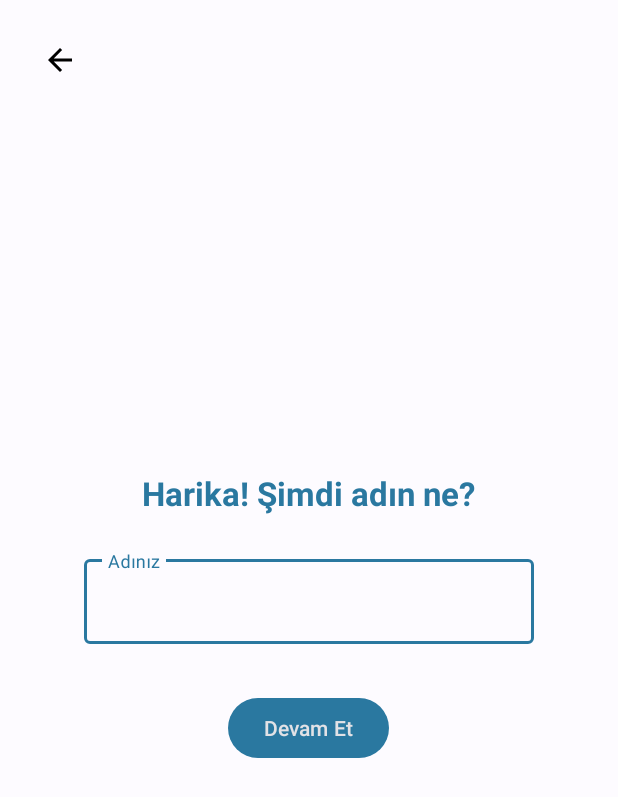
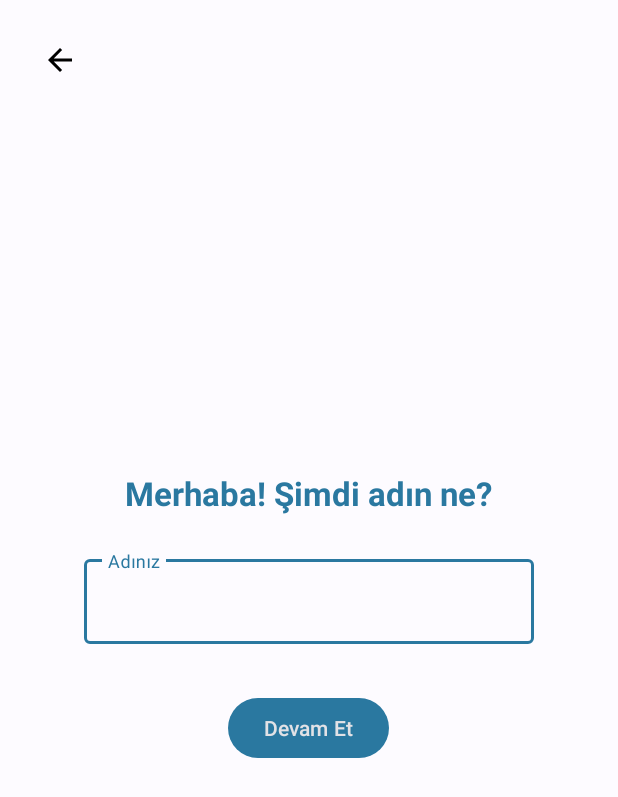
Before and after one commit to Kerim-Personal/mathlabs_final, an Android app built with Jetpack Compose: the NameEntryActivity screen opened directly, with no data from a screen before it, on a phone screen of 412 x 824 dp. Shown: the top 797 px of the screen. Run offline under Robolectric (Android 15) with nearby library versions, the phone set to English and light mode, and no system bars.

Commit message:
Improvements UI/UX

```diff
--- a/app/src/main/res/values/strings.xml
+++ b/app/src/main/res/values/strings.xml
@@ -24,7 +24,7 @@
     <string name="theme_light">Açık</string>
     <string name="theme_dark">Koyu</string>
     <string name="theme_system_default">Sistem Varsayılanı</string>
-    <string name="name_prompt">Harika! Şimdi adın ne?</string>
+    <string name="name_prompt">Merhaba! Şimdi adın ne?</string>
     <string name="name_hint">Adınız</string>
     <string name="continue_button">Devam Et</string>
     <string name="enter_valid_name_toast">Lütfen geçerli bir ad girin.</string>
```
Also changed, not shown: 1 other file.
